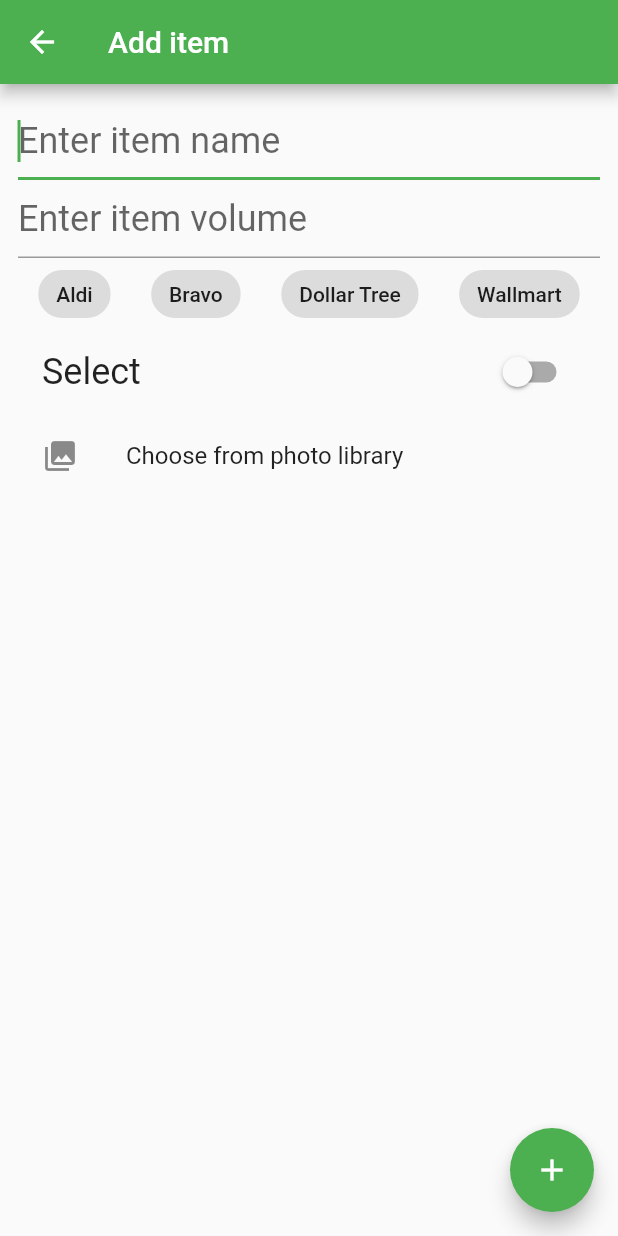
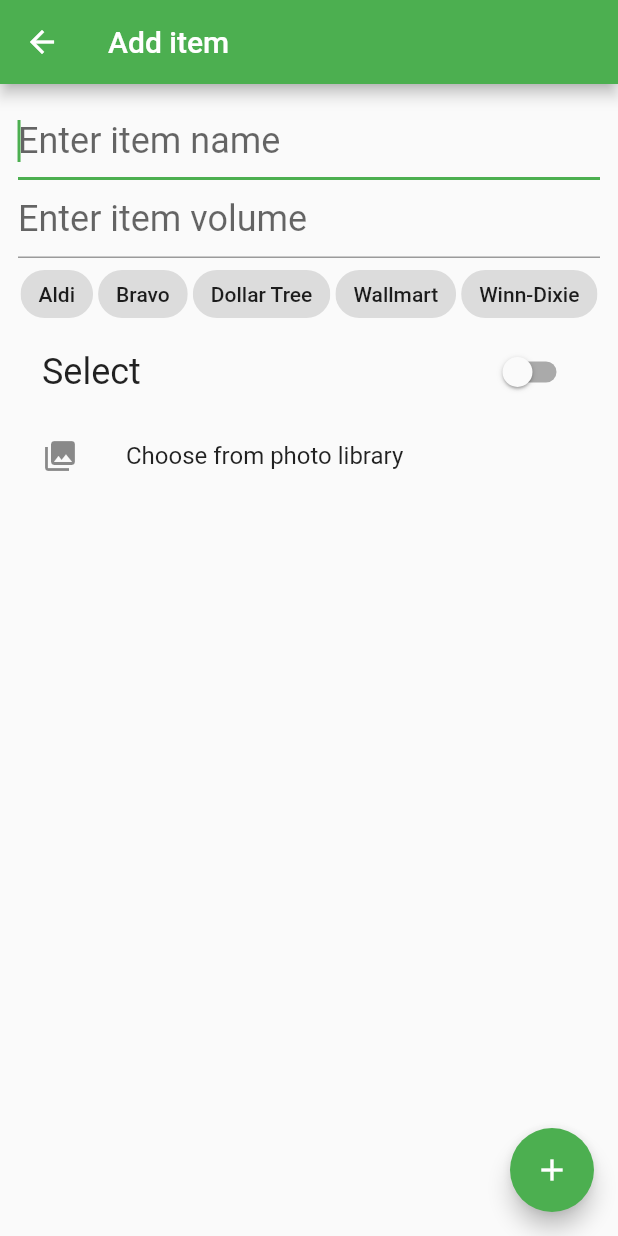
Before and after one commit to mdolinin/yapa, a Flutter app: the AddEditScreen screen opened by its route, on a phone screen of 412 x 824 dp. Run offline on Flutter 3.47's test engine with Material 2 defaults, Android fonts, the phone set to English and light mode, and no system bars; our stand-ins replace bloc, equatable, flutter_bloc, hive, hive_flutter, image_picker and 1 more; accounts and stored records are empty; generated files the repository leaves out were written again.

Commit message:
Extract store names into own repository.

```diff
--- /dev/null
+++ b/lib/repository/stores_repository.dart
@@ -0,0 +1,7 @@
+const List<String> store_names = [
+  'Aldi',
+  'Bravo',
+  'Dollar Tree',
+  'Wallmart',
+  'Winn-Dixie'
+];
--- a/lib/screens/add_edit_screen.dart
+++ b/lib/screens/add_edit_screen.dart
@@ -5,11 +5,10 @@ import 'package:image_picker/image_picker.dart';
 import 'package:path/path.dart';
 import 'package:transparent_image/transparent_image.dart';
 import 'package:yapa/models/item.dart';
+import 'package:yapa/repository/stores_repository.dart';
 import 'package:yapa/utils/file_utils.dart';
 
 typedef OnSaveCallback = Function(Item item);
-
-const List<String> store_names = ['Aldi', 'Bravo', 'Dollar Tree', 'Wallmart'];
 
 class AddEditScreen extends StatefulWidget {
   final OnSaveCallback onSave;
```
